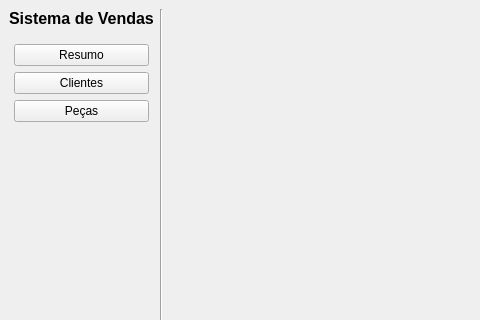
Qt form view/main_window.ui (imora97/gerenciador-de-vendas-1) before a commit; both pictures show x 0 to 480 and y 0 to 320 of the 1123 by 525 pixel window.
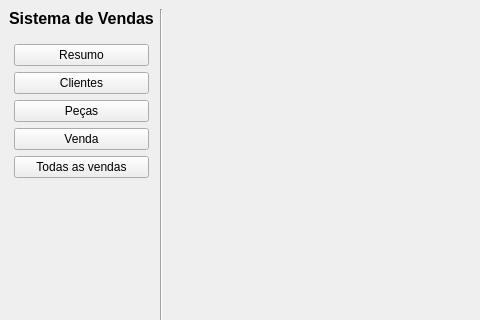
The same form after that commit. Icons and pictures are not drawn.

Commit message: CAD VENDA

What changed in the file:
```diff
--- a/view/main_window.ui
+++ b/view/main_window.ui
@@ -77,6 +77,20 @@
           </property>
          </widget>
         </item>
+        <item>
+         <widget class="QPushButton" name="venda_btn">
+          <property name="text">
+           <string>Venda</string>
+          </property>
+         </widget>
+        </item>
+        <item>
+         <widget class="QPushButton" name="pushButton">
+          <property name="text">
+           <string>Todas as vendas</string>
+          </property>
+         </widget>
+        </item>
         <item>
          <spacer name="verticalSpacer">
           <property name="orientation">
```
Left out of the diff: 3 changed lines with no effect on the pictures. The commit also changes 5 other files.
